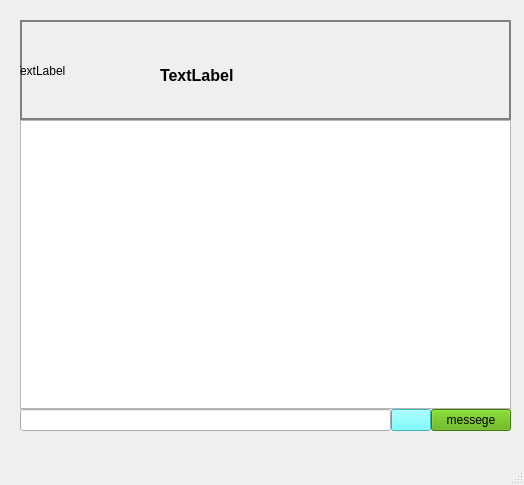
First picture: the form in entername2/server.ui, repository Parsa20231401/FAZE1.0, before the edit.
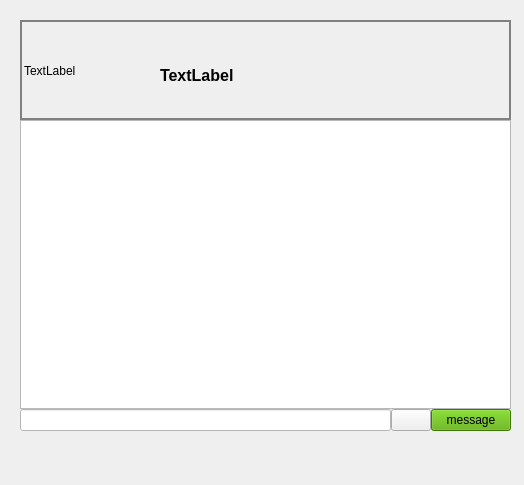
Second picture: the form after the edit. Icons and pictures are not drawn.

The edit to the form file:
```diff
--- a/entername2/server.ui
+++ b/entername2/server.ui
@@ -39,7 +39,8 @@
         </size>
        </property>
        <property name="styleSheet">
-        <string notr="true">border: 2px solid gray;</string>
+        <string notr="true">border: 2px solid gray;
+</string>
        </property>
        <property name="title">
         <string/>
@@ -47,10 +48,10 @@
        <widget class="QLabel" name="profile">
         <property name="geometry">
          <rect>
-          <x>-6</x>
-          <y>-5</y>
-          <width>121</width>
-          <height>111</height>
+          <x>4</x>
+          <y>5</y>
+          <width>111</width>
+          <height>91</height>
          </rect>
         </property>
         <property name="styleSheet">
@@ -98,13 +99,17 @@
         <number>0</number>
        </property>
        <item>
-        <widget class="QLineEdit" name="lineEdit"/>
+        <widget class="QLineEdit" name="lineEdit">
+         <property name="styleSheet">
+          <string notr="true">background-color: rgb(255, 255, 255);</string>
+         </property>
+        </widget>
        </item>
        <item>
         <widget class="QPushButton" name="pushButton_sendAttachment">
          <property name="styleSheet">
           <string notr="true">image: url(:/new/prefix1/images/attachment.png);
-background-color: rgb(85, 255, 255);</string>
+</string>
          </property>
          <property name="text">
           <string/>
@@ -117,7 +122,7 @@
           <string notr="true">background-color: rgb(85, 170, 0);</string>
          </property>
          <property name="text">
-          <string>messege</string>
+          <string>message</string>
          </property>
         </widget>
        </item>
@@ -136,7 +141,6 @@
     </rect>
    </property>
   </widget>
-  <widget class="QStatusBar" name="statusbar"/>
  </widget>
  <resources/>
  <connections/>
```
